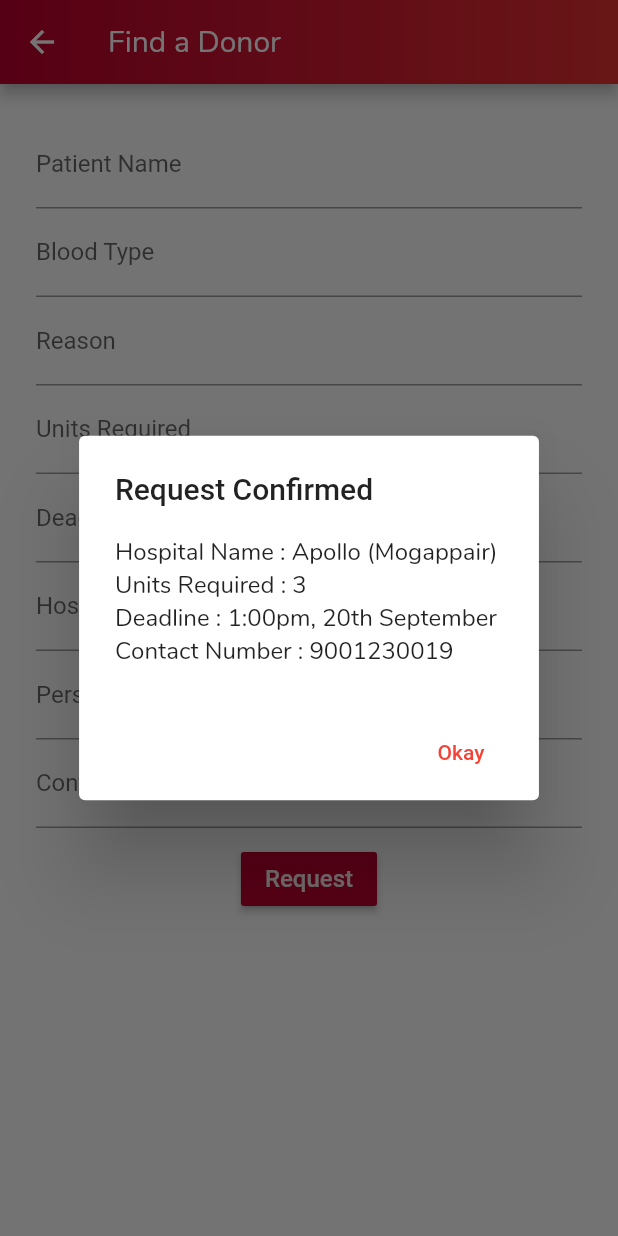
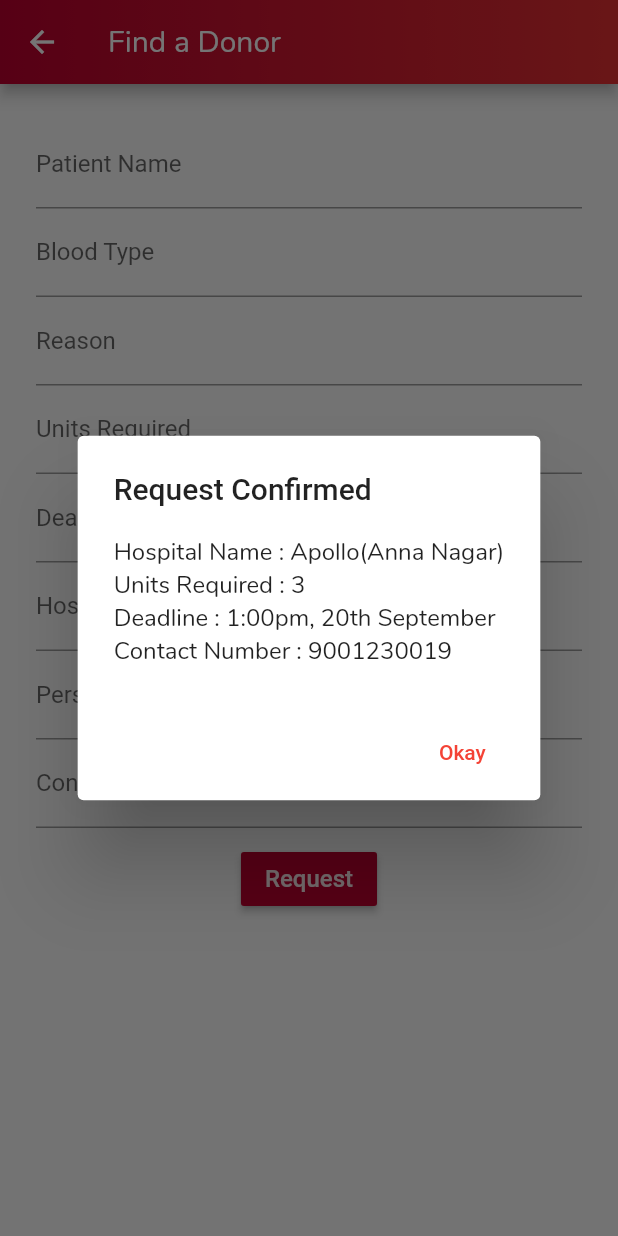
Before and after one commit to prabakar0/RedLink, a Flutter app: the RequestPage screen opened directly, after a tap on "Request", on a phone screen of 412 x 824 dp. Run offline on Flutter 3.47's test engine with Material 2 defaults, Android fonts, the phone set to English and light mode, and no system bars; our stand-ins replace clay_containers, curved_navigation_bar, shimmer, simple_animations.

Commit message:
Homepage completed

```diff
--- a/lib/all_emergencies.dart
+++ b/lib/all_emergencies.dart
@@ -61,7 +61,7 @@ class _AllEmergenciesState extends State<AllEmergencies> {
                       crossAxisAlignment: CrossAxisAlignment.start,
                       children: <Widget>[
                         SizedBox(height: 15,),
-                        Text('Hospital Name : Apollo Clinic(Mogappair)',style: TextStyle(fontFamily: 'nunito'),),
+                        Text('Hospital Name : Apollo (Anna Nagar)',style: TextStyle(fontFamily: 'nunito'),),
                         Text('Units Required : 3',style: TextStyle(fontFamily: 'nunito'),),
                         Text('Deadline : 1:00pm, 20th September ',style: TextStyle(fontFamily: 'nunito'),),
                         Text('Contact Number : 9001230019',style: TextStyle(fontFamily: 'nunito'),),
--- a/lib/home_page.dart
+++ b/lib/home_page.dart
@@ -20,7 +20,7 @@ class _HomePageState extends State<HomePage> {
           content: new SingleChildScrollView(
             child: new ListBody(
               children: [
-                Text('Hospital Name : Apollo (Mogappair)',style: TextStyle(fontFamily: 'nunito'),),
+                Text('Hospital Name : Apollo(Anna Nagar)',style: TextStyle(fontFamily: 'nunito'),),
                 Text('Units Required : 3',style: TextStyle(fontFamily: 'nunito'),),
                 Text('Deadline : 1:00pm, 20th September ',style: TextStyle(fontFamily: 'nunito'),),
                 Text('Contact Number : 9001230019',style: TextStyle(fontFamily: 'nunito'),),
@@ -407,7 +407,7 @@ class _HomePageState extends State<HomePage> {
                            crossAxisAlignment: CrossAxisAlignment.start,
                            children: <Widget>[
                              SizedBox(height: 15,),
-                             Text('Hospital Name : Apollo (Mogappair)',style: TextStyle(fontFamily: 'nunito',color: getColor2()),),
+                             Text('Hospital Name : Apollo(Anna Nagar)',style: TextStyle(fontFamily: 'nunito',color: getColor2()),),
                              Text('Units Required : 3',style: TextStyle(fontFamily: 'nunito',color: getColor2()),),
                              Text('Deadline : 1:00pm, 20th September ',style: TextStyle(fontFamily: 'nunito',color: getColor2()),),
                              Text('Contact Number : 9001230019',style: TextStyle(fontFamily: 'nunito',color: getColor2()),),
--- a/lib/request_page.dart
+++ b/lib/request_page.dart
@@ -19,7 +19,7 @@ class _RequestPageState extends State<RequestPage> {
           content: new SingleChildScrollView(
             child: new ListBody(
               children: [
-                Text('Hospital Name : Apollo (Mogappair)',style: TextStyle(fontFamily: 'nunito'),),
+                Text('Hospital Name : Apollo(Anna Nagar)',style: TextStyle(fontFamily: 'nunito'),),
                 Text('Units Required : 3',style: TextStyle(fontFamily: 'nunito'),),
                 Text('Deadline : 1:00pm, 20th September ',style: TextStyle(fontFamily: 'nunito'),),
                 Text('Contact Number : 9001230019',style: TextStyle(fontFamily: 'nunito'),),
```
